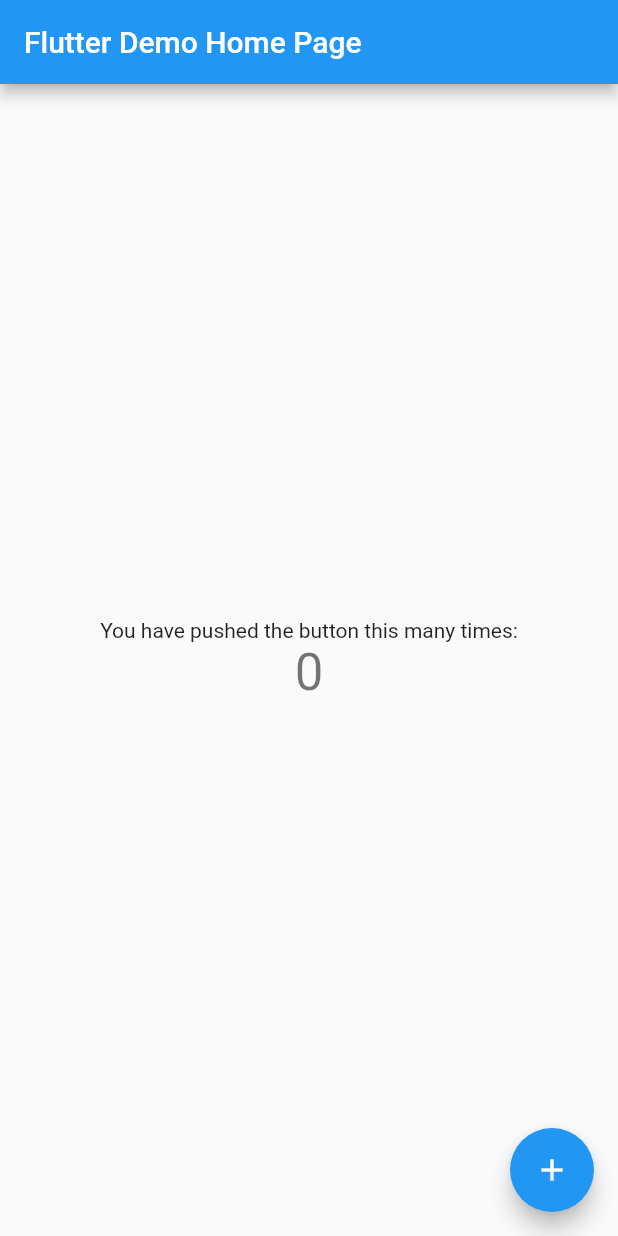
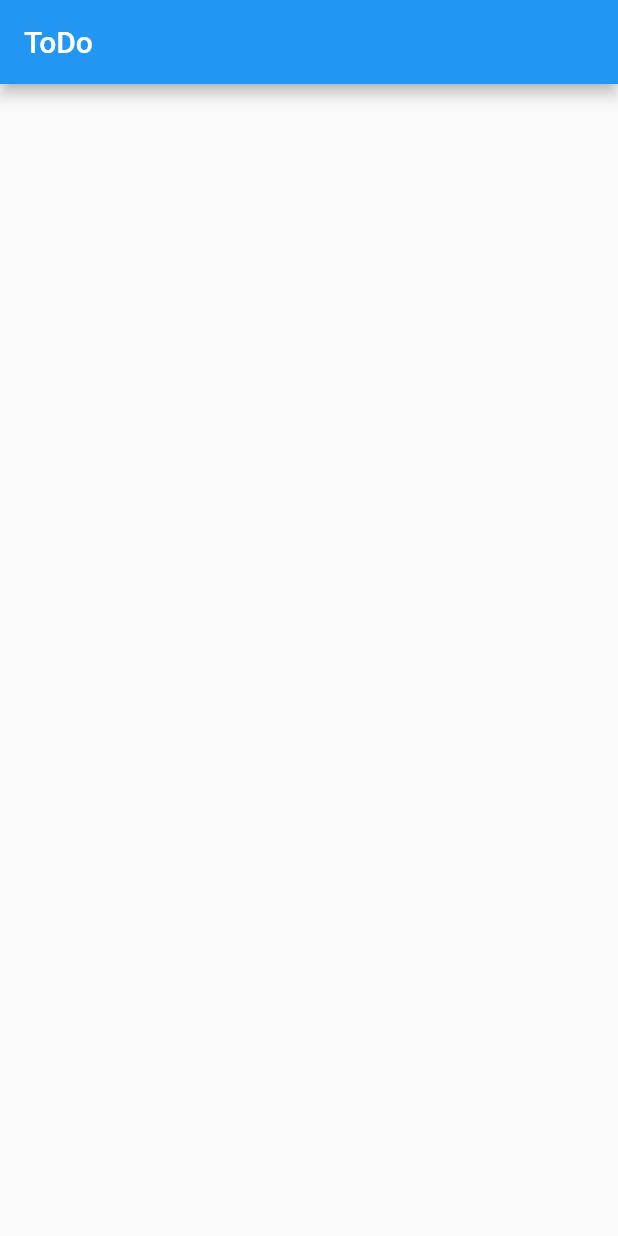
Before and after one commit to PrabeshPP/ToDos-App, a Flutter app: the screen it shows after launch, on a phone screen of 412 x 824 dp. Run offline on Flutter 3.47's test engine with Material 2 defaults, Android fonts, the phone set to English and light mode, and no system bars.

Commit message:
keys,homepage,pubspec.yaml

```diff
--- /dev/null
+++ b/lib/flutter_todos_keys.dart
@@ -0,0 +1,3 @@
+class FlutterToDosKeys{
+
+}
--- /dev/null
+++ b/lib/homepage.dart
@@ -0,0 +1,17 @@
+import 'package:flutter/material.dart';
+
+class HomePage extends StatelessWidget {
+  const HomePage({ Key? key }) : super(key: key);
+
+  @override
+  Widget build(BuildContext context) {
+    return Scaffold(
+      appBar: AppBar(
+        title:const Text("ToDo"),
+
+      ),
+
+
+    );
+  }
+}
--- a/lib/main.dart
+++ b/lib/main.dart
@@ -1,4 +1,5 @@
 import 'package:flutter/material.dart';
+import 'package:todos/homepage.dart';
 
 void main() {
   runApp(const MyApp());
@@ -7,109 +8,10 @@ void main() {
 class MyApp extends StatelessWidget {
   const MyApp({Key? key}) : super(key: key);
 
-  // This widget is the root of your application.
   @override
   Widget build(BuildContext context) {
-    return MaterialApp(
-      title: 'Flutter Demo',
-      theme: ThemeData(
-        // This is the theme of your application.
-        //
-        // Try running your application with "flutter run". You'll see the
-        // application has a blue toolbar. Then, without quitting the app, try
-        // changing the primarySwatch below to Colors.green and then invoke
-        // "hot reload" (press "r" in the console where you ran "flutter run",
-        // or simply save your changes to "hot reload" in a Flutter IDE).
-        // Notice that the counter didn't reset back to zero; the application
-        // is not restarted.
-        primarySwatch: Colors.blue,
-      ),
-      home: const MyHomePage(title: 'Flutter Demo Home Page'),
+    return const MaterialApp(
+      home: HomePage(),
     );
   }
 }
-
-class MyHomePage extends StatefulWidget {
-  const MyHomePage({Key? key, required this.title}) : super(key: key);
-
-  // This widget is the home page of your application. It is stateful, meaning
-  // that it has a State object (defined below) that contains fields that affect
-  // how it looks.
-
-  // This class is the configuration for the state. It holds the values (in this
-  // case the title) provided by the parent (in this case the App widget) and
-  // used by the build method of the State. Fields in a Widget subclass are
-  // always marked "final".
-
-  final String title;
-
-  @override
-  State<MyHomePage> createState() => _MyHomePageState();
-}
-
-class _MyHomePageState extends State<MyHomePage> {
-  int _counter = 0;
-
-  void _incrementCounter() {
-    setState(() {
-      // This call to setState tells the Flutter framework that something has
-      // changed in this State, which causes it to rerun the build method below
-      // so that the display can reflect the updated values. If we changed
-      // _counter without calling setState(), then the build method would not be
-      // called again, and so nothing would appear to happen.
-      _counter++;
-    });
-  }
-
-  @override
-  Widget build(BuildContext context) {
-    // This method is rerun every time setState is called, for instance as done
-    // by the _incrementCounter method above.
-    //
-    // The Flutter framework has been optimized to make rerunning build methods
-    // fast, so that you can just rebuild anything that needs updating rather
-    // than having to individually change instances of widgets.
-    return Scaffold(
-      appBar: AppBar(
-        // Here we take the value from the MyHomePage object that was created by
-        // the App.build method, and use it to set our appbar title.
-        title: Text(widget.title),
-      ),
-      body: Center(
-        // Center is a layout widget. It takes a single child and positions it
-        // in the middle of the parent.
-        child: Column(
-          // Column is also a layout widget. It takes a list of children and
-          // arranges them vertically. By default, it sizes itself to fit its
-          // children horizontally, and tries to be as tall as its parent.
-          //
-          // Invoke "debug painting" (press "p" in the console, choose the
-          // "Toggle Debug Paint" action from the Flutter Inspector in Android
-          // Studio, or the "Toggle Debug Paint" command in Visual Studio Code)
-          // to see the wireframe for each widget.
-          //
-          // Column has various properties to control how it sizes itself and
-          // how it positions its children. Here we use mainAxisAlignment to
-          // center the children vertically; the main axis here is the vertical
-          // axis because Columns are vertical (the cross axis would be
-          // horizontal).
-          mainAxisAlignment: MainAxisAlignment.center,
-          children: <Widget>[
-            const Text(
-              'You have pushed the button this many times:',
-            ),
-            Text(
-              '$_counter',
-              style: Theme.of(context).textTheme.headline4,
-            ),
-          ],
-        ),
-      ),
-      floatingActionButton: FloatingActionButton(
-        onPressed: _incrementCounter,
-        tooltip: 'Increment',
-        child: const Icon(Icons.add),
-      ), // This trailing comma makes auto-formatting nicer for build methods.
-    );
-  }
-}
```
